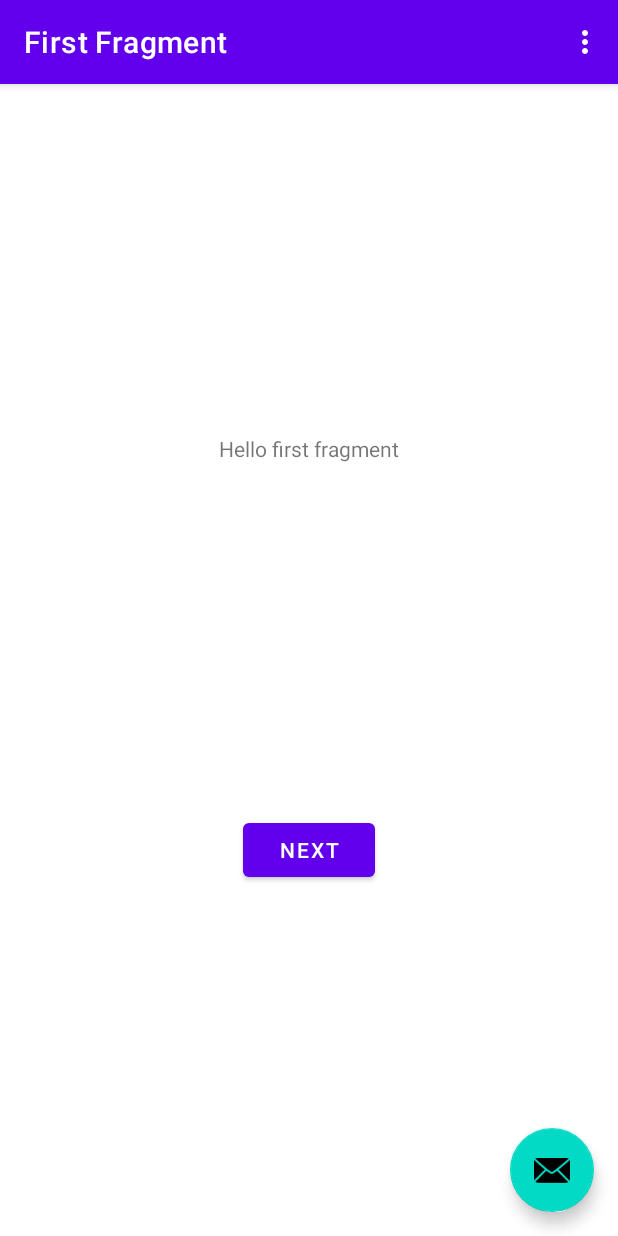
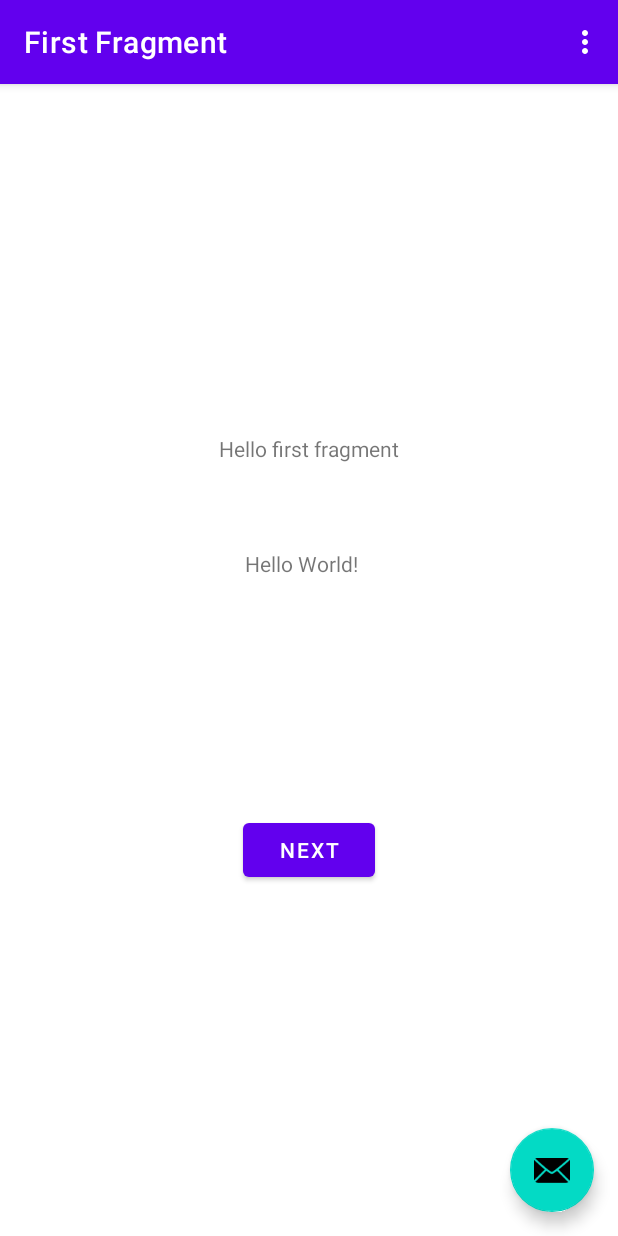
Before and after one commit to France2702/ExpenseManaging, an Android app: the screen it shows after launch (MainActivity), on a phone screen of 412 x 824 dp. Run offline under Robolectric (Android 15) with nearby library versions, the phone set to English and light mode, and no system bars; our stand-ins replace navigation-ui.

Commit message:
Hello World
Thêm text Hello World! vào fragment_firl.xml

```diff
--- a/app/src/main/res/layout/fragment_first.xml
+++ b/app/src/main/res/layout/fragment_first.xml
@@ -25,4 +25,18 @@
         app:layout_constraintEnd_toEndOf="parent"
         app:layout_constraintStart_toStartOf="parent"
         app:layout_constraintTop_toBottomOf="@id/textview_first" />
+
+    <TextView
+        android:id="@+id/textView"
+        android:layout_width="wrap_content"
+        android:layout_height="wrap_content"
+        android:layout_marginStart="171dp"
+        android:layout_marginTop="51dp"
+        android:layout_marginEnd="182dp"
+        android:layout_marginBottom="151dp"
+        android:text="@string/hello_world"
+        app:layout_constraintBottom_toTopOf="@+id/button_first"
+        app:layout_constraintEnd_toEndOf="parent"
+        app:layout_constraintStart_toStartOf="parent"
+        app:layout_constraintTop_toBottomOf="@+id/textview_first" />
 </androidx.constraintlayout.widget.ConstraintLayout>
--- a/app/src/main/res/values/strings.xml
+++ b/app/src/main/res/values/strings.xml
@@ -2,6 +2,7 @@
     <string name="app_name">ExpenseManaging</string>
     <string name="action_settings">Settings</string>
     <!-- Strings used for fragments for navigation -->
+    <string name="hello_world">Hello World!</string>
     <string name="first_fragment_label">First Fragment</string>
     <string name="second_fragment_label">Second Fragment</string>
     <string name="next">Next</string>
```
